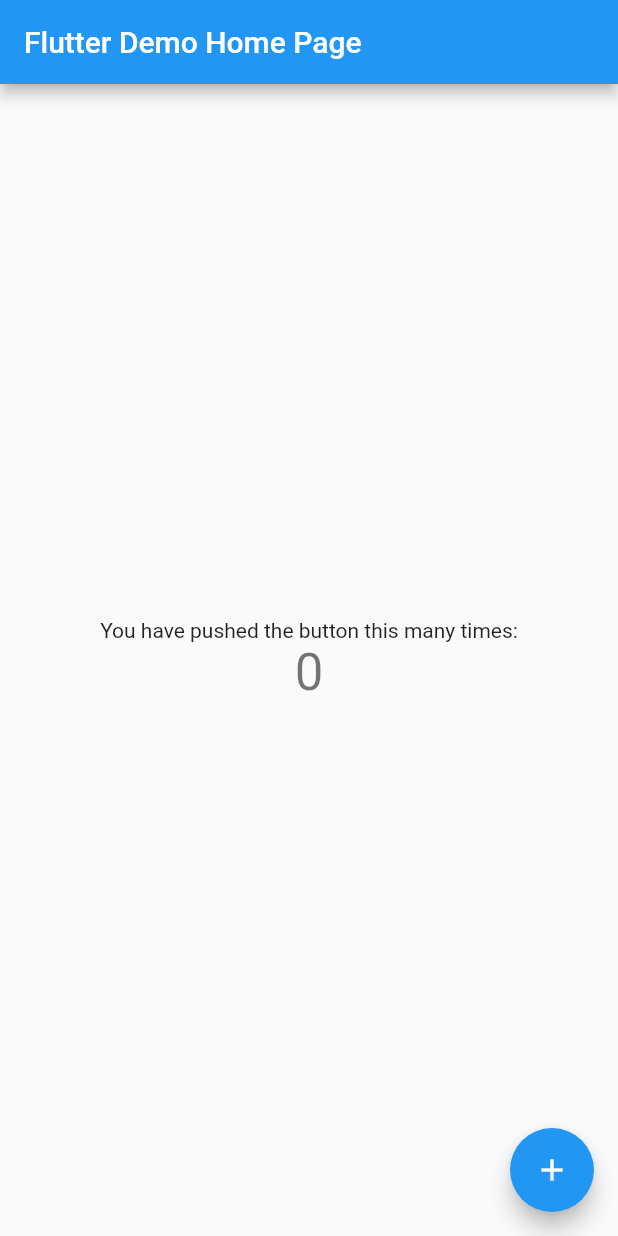
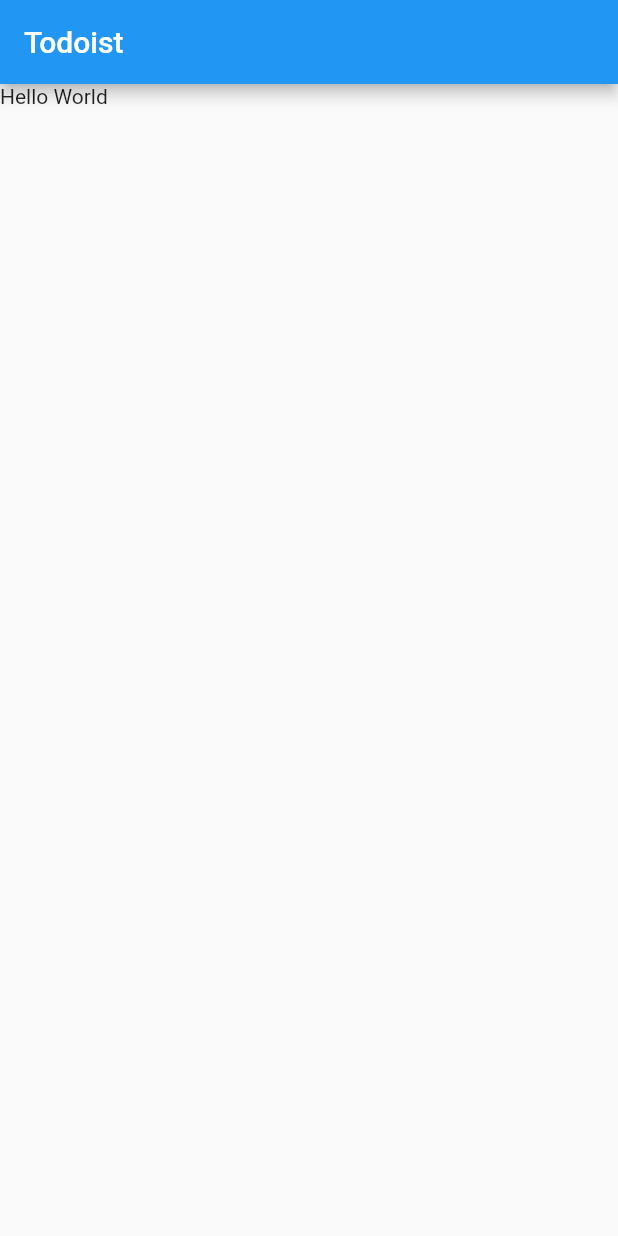
Before and after one commit to sazzad-sat/todoist, a Flutter app: the screen it shows after launch, on a phone screen of 412 x 824 dp. Run offline on Flutter 3.47's test engine with Material 2 defaults, Android fonts, the phone set to English and light mode, and no system bars.

Commit message:
initial commit

```diff
--- a/lib/main.dart
+++ b/lib/main.dart
@@ -12,35 +12,17 @@ class MyApp extends StatelessWidget {
   Widget build(BuildContext context) {
     return MaterialApp(
       title: 'Flutter Demo',
+      debugShowCheckedModeBanner: false,
       theme: ThemeData(
-        // This is the theme of your application.
-        //
-        // Try running your application with "flutter run". You'll see the
-        // application has a blue toolbar. Then, without quitting the app, try
-        // changing the primarySwatch below to Colors.green and then invoke
-        // "hot reload" (press "r" in the console where you ran "flutter run",
-        // or simply save your changes to "hot reload" in a Flutter IDE).
-        // Notice that the counter didn't reset back to zero; the application
-        // is not restarted.
         primarySwatch: Colors.blue,
       ),
-      home: const MyHomePage(title: 'Flutter Demo Home Page'),
+      home: const MyHomePage(title: 'Todoist'),
     );
   }
 }
 
 class MyHomePage extends StatefulWidget {
   const MyHomePage({super.key, required this.title});
-
-  // This widget is the home page of your application. It is stateful, meaning
-  // that it has a State object (defined below) that contains fields that affect
-  // how it looks.
-
-  // This class is the configuration for the state. It holds the values (in this
-  // case the title) provided by the parent (in this case the App widget) and
-  // used by the build method of the State. Fields in a Widget subclass are
-  // always marked "final".
-
   final String title;
 
   @override
@@ -48,68 +30,13 @@ class MyHomePage extends StatefulWidget {
 }
 
 class _MyHomePageState extends State<MyHomePage> {
-  int _counter = 0;
-
-  void _incrementCounter() {
-    setState(() {
-      // This call to setState tells the Flutter framework that something has
-      // changed in this State, which causes it to rerun the build method below
-      // so that the display can reflect the updated values. If we changed
-      // _counter without calling setState(), then the build method would not be
-      // called again, and so nothing would appear to happen.
-      _counter++;
-    });
-  }
-
   @override
   Widget build(BuildContext context) {
-    // This method is rerun every time setState is called, for instance as done
-    // by the _incrementCounter method above.
-    //
-    // The Flutter framework has been optimized to make rerunning build methods
-    // fast, so that you can just rebuild anything that needs updating rather
-    // than having to individually change instances of widgets.
     return Scaffold(
       appBar: AppBar(
-        // Here we take the value from the MyHomePage object that was created by
-        // the App.build method, and use it to set our appbar title.
         title: Text(widget.title),
       ),
-      body: Center(
-        // Center is a layout widget. It takes a single child and positions it
-        // in the middle of the parent.
-        child: Column(
-          // Column is also a layout widget. It takes a list of children and
-          // arranges them vertically. By default, it sizes itself to fit its
-          // children horizontally, and tries to be as tall as its parent.
-          //
-          // Invoke "debug painting" (press "p" in the console, choose the
-          // "Toggle Debug Paint" action from the Flutter Inspector in Android
-          // Studio, or the "Toggle Debug Paint" command in Visual Studio Code)
-          // to see the wireframe for each widget.
-          //
-          // Column has various properties to control how it sizes itself and
-          // how it positions its children. Here we use mainAxisAlignment to
-          // center the children vertically; the main axis here is the vertical
-          // axis because Columns are vertical (the cross axis would be
-          // horizontal).
-          mainAxisAlignment: MainAxisAlignment.center,
-          children: <Widget>[
-            const Text(
-              'You have pushed the button this many times:',
-            ),
-            Text(
-              '$_counter',
-              style: Theme.of(context).textTheme.headline4,
-            ),
-          ],
-        ),
-      ),
-      floatingActionButton: FloatingActionButton(
-        onPressed: _incrementCounter,
-        tooltip: 'Increment',
-        child: const Icon(Icons.add),
-      ), // This trailing comma makes auto-formatting nicer for build methods.
+      body: Text('Hello World')
     );
   }
 }
```
Also changed, not shown: 1 other file.
